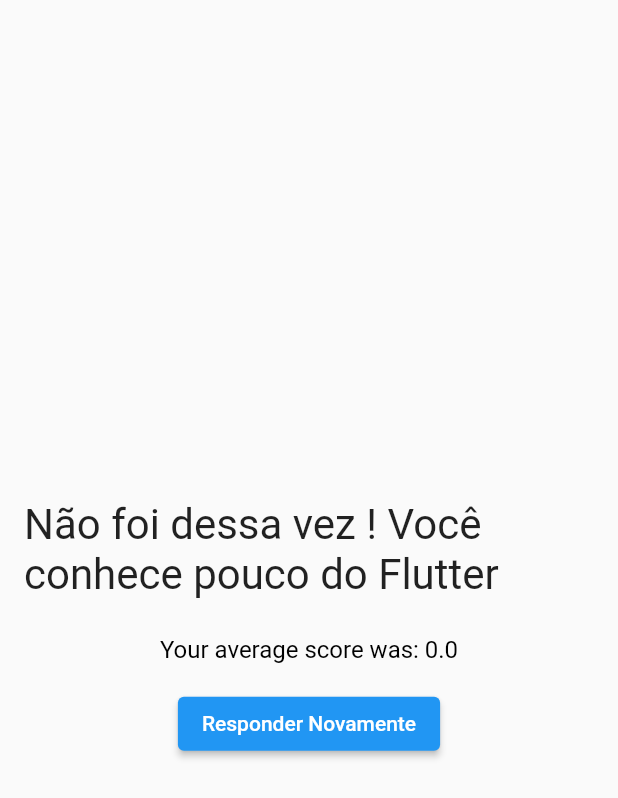
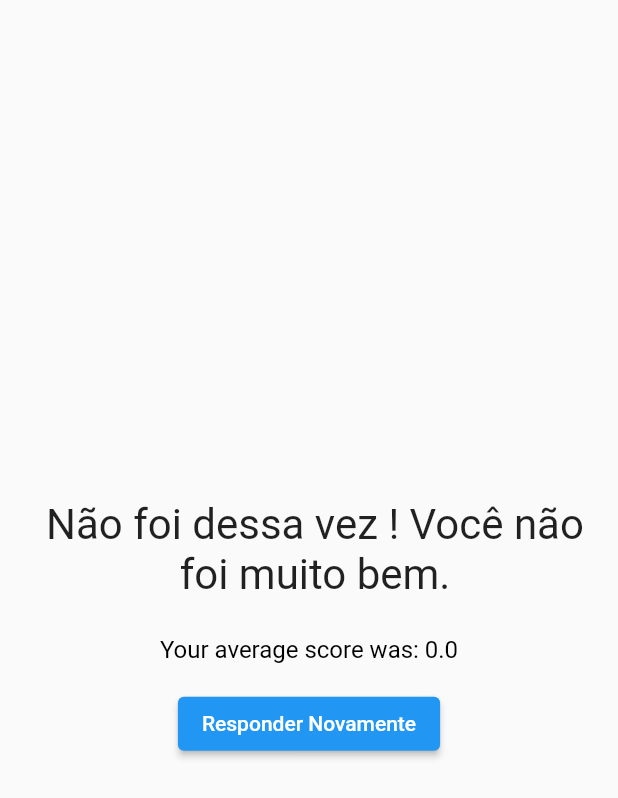
Before and after one commit to GuilhermePalma/Flutter_Quiz, a Flutter app: the Result widget shown alone on an empty page, opened directly with empty values, on a phone screen of 412 x 824 dp. Shown: the top 798 px of the screen. Run offline on Flutter 3.47's test engine with Material 2 defaults, Android fonts, the phone set to English and light mode, and no system bars; missing offline and left inert: multiselect.

Commit message:
fix: change phrases and align in texts

```diff
--- a/lib/components/result.dart
+++ b/lib/components/result.dart
@@ -10,11 +10,11 @@ class Result extends StatelessWidget {
 
   String get phraseResult {
     if (scoreQuiz >= 8) {
-      return "Parabéns ! Você conhece muito de Flutter";
+      return "Parabéns ! Você foi Incrivel !";
     } else if (scoreQuiz >= 7) {
-      return "Parabéns ! Você sabe algumas coisas sobre o Flutter";
+      return "Parabéns ! Você foi Otimo !";
     } else if (scoreQuiz < 5) {
-      return "Não foi dessa vez ! Você conhece pouco do Flutter";
+      return "Não foi dessa vez ! Você não foi muito bem.";
     } else {
       return "Ops, ocorreu um Erro.";
     }
@@ -32,12 +32,10 @@ class Result extends StatelessWidget {
       children: [
         Padding(
           padding: const EdgeInsets.fromLTRB(16, 16, 8, 8),
-          child: Text(
+          child: CustomText(
             phraseResult,
-            style: const TextStyle(
-              fontSize: 28,
-            ),
-            textAlign: TextAlign.left,
+            textStyle: const TextStyle(fontSize: 28),
+            textAlign: TextAlign.center,
           ),
         ),
         Container(
```
